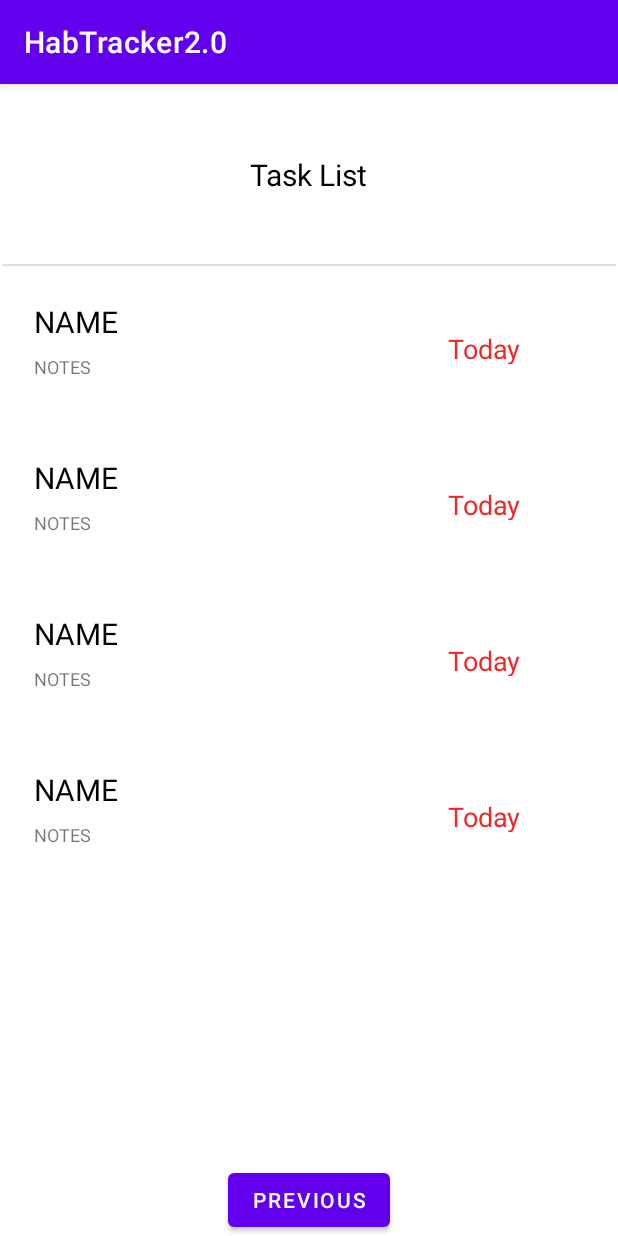
After one commit to MrYee4/HabTracker2.0, an Android app: the viewTasks screen opened directly, with no data from a screen before it, on a phone screen of 412 x 824 dp. The commit adds this screen. Run offline under Robolectric (Android 15) with nearby library versions, the phone set to English and light mode, and no system bars.

Commit message:
I have added implementation to see a list of tasks and I have used the RecyclerView.
I have added viewTasks.java, activity_view_tasks.xml, content_view_tasks.xml?, item_style.xml, DoesAdapter.java and I have modified Task.java and MainActivity.java.

I don't know what it is the other files. If these don't affect the main works, try to delete them.

```diff
--- a/app/src/main/AndroidManifest.xml
+++ b/app/src/main/AndroidManifest.xml
@@ -10,7 +10,8 @@
         android:roundIcon="@mipmap/ic_launcher_round"
         android:supportsRtl="true"
         android:theme="@style/Theme.HabTracker20">
-        <activity android:name=".CreateTask"/>
+        <activity android:name=".viewTasks" />
+        <activity android:name=".CreateTask" />
         <activity android:name=".CalendarDisplay" />
         <activity
             android:name=".MainActivity"
--- /dev/null
+++ b/app/src/main/java/com/example/habtracker20/DoesAdapter.java
@@ -0,0 +1,65 @@
+package com.example.habtracker20;
+
+import android.content.Context;
+import android.view.LayoutInflater;
+import android.view.View;
+import android.view.ViewGroup;
+import android.widget.TextView;
+
+import androidx.annotation.NonNull;
+import androidx.recyclerview.widget.RecyclerView;
+
+import java.util.ArrayList;
+
+public class DoesAdapter extends RecyclerView.Adapter<DoesAdapter.MyViewHolder>{
+
+    /*
+    This class is used to use RecyclerView
+    Taken from the video: https://www.youtube.com/watch?v=jTL6EDvrjn8
+
+    Connected to item_style.xml
+    Connected to viewTasks.java
+    Connected to Task.java
+     */
+
+    Context context;
+    ArrayList<Task> myTask;
+
+    public DoesAdapter(Context c, ArrayList<Task> sf) {
+        context = c;
+        myTask = sf;
+    }
+
+
+    @NonNull
+    @Override
+    public MyViewHolder onCreateViewHolder(@NonNull ViewGroup viewGroup, int viewType) {
+        return new MyViewHolder(LayoutInflater.from(context).inflate(R.layout.item_style,viewGroup, false));
+    }
+
+    @Override
+    public void onBindViewHolder(@NonNull MyViewHolder myViewHolder, int position) {
+        myViewHolder.titledoes.setText(myTask.get(position).getName());
+        myViewHolder.datedoes.setText((CharSequence) myTask.get(position).getTime());
+        myViewHolder.descdoes.setText(myTask.get(position).getNotes());
+
+    }
+
+    @Override
+    public int getItemCount() {
+        return myTask.size();
+    }
+
+    class MyViewHolder extends RecyclerView.ViewHolder {
+
+        TextView titledoes, descdoes, datedoes;
+
+        public MyViewHolder(@NonNull View itemView) {
+            super(itemView);
+            titledoes = (TextView) itemView.findViewById(R.id.titled);
+            descdoes = (TextView) itemView.findViewById(R.id.desd);
+            datedoes = (TextView) itemView.findViewById(R.id.dated);
+
+        }
+    }
+}
--- a/app/src/main/java/com/example/habtracker20/MainActivity.java
+++ b/app/src/main/java/com/example/habtracker20/MainActivity.java
@@ -38,6 +38,14 @@ public class MainActivity extends AppCompatActivity {
             startActivity(intent);
         });
 
+
+        // Go to viewTasks
+        Button tasks = findViewById(R.id.to_Tasks);
+        tasks.setOnClickListener(vew -> {
+            Intent intent1 = new Intent(MainActivity.this, viewTasks.class);
+            startActivity(intent1);
+        });
+
 /*
         FloatingActionButton fab = findViewById(R.id.fab);
         fab.setOnClickListener(new View.OnClickListener() {
--- a/app/src/main/java/com/example/habtracker20/Task.java
+++ b/app/src/main/java/com/example/habtracker20/Task.java
@@ -6,26 +6,28 @@ import java.util.Calendar;
 import java.util.Date;
 
 public class Task {
+
+    //Changed Data to String!
     private String name;
-    private Date time;
+    private String time;
     private String notes;
     private Boolean done;
     private String subtype;
 
-    public Task () {
-        this.name = "Habit";
-        this.time = Calendar.getInstance().getTime();
-        this.done = false;
-        this.subtype = null;
-    }
-
-    public Task (String name, Date time, String notes, String subtype) {
-        this.name = name;
-        this.time = time;
-        this.notes = notes;
-        this.done = false;
-        this.subtype = subtype;
-    }
+//    public Task(String title, String today, String subtitle, String rwrew) {
+//        this.name = "Habit";
+//        this.time = Calendar.getInstance().getTime();
+//        this.done = false;
+//        this.subtype = null;
+//    }
+//
+//    public Task (String name, Date time, String notes, String subtype) {
+//        this.name = name;
+//        this.time = time;
+//        this.notes = notes;
+//        this.done = false;
+//        this.subtype = subtype;
+//    }
 
     public void complete () {
         this.done = true;
@@ -39,9 +41,9 @@ public class Task {
 
     public void setName (String name) {this.name = name;}
 
-    public Date getTime () { return this.time;}
+    public String getTime () { return this.time;}
 
-    public void setDate (Date date) {this.time = date;}
+    public void setDate (String date) {this.time = date;}
 
     public String getNotes () {
         return this.notes;
--- /dev/null
+++ b/app/src/main/java/com/example/habtracker20/viewTasks.java
@@ -0,0 +1,86 @@
+package com.example.habtracker20;
+
+import android.content.Intent;
+import android.os.Bundle;
+
+import androidx.appcompat.app.AppCompatActivity;
+
+import android.util.Log;
+import android.view.View;
+import android.widget.Button;
+
+import androidx.recyclerview.widget.LinearLayoutManager;
+import androidx.recyclerview.widget.RecyclerView;
+
+import java.util.ArrayList;
+
+
+public class viewTasks extends AppCompatActivity {
+
+
+    /*
+    This class is used to show Tasks
+    Taken from the video: https://www.youtube.com/watch?v=jTL6EDvrjn8
+
+    Connected to DoesAdapter.java that use item_style.xml
+    Connected to Task.java
+
+     */
+
+    // Show tasks
+      // add data
+    RecyclerView ourtasks;
+    ArrayList<Task> list;
+    DoesAdapter doesAdapter;
+
+
+
+    @Override
+    protected void onCreate(Bundle savedInstanceState) {
+        Log.d("viewtasks", "OK");
+        super.onCreate(savedInstanceState);
+        setContentView(R.layout.activity_view_tasks);
+
+
+        ourtasks = findViewById(R.id.ourTasks);
+        ourtasks.setLayoutManager(new LinearLayoutManager(this));
+        list = new ArrayList<Task>();
+
+
+        // For test
+        for (int i = 0; i<10; i++) {
+            Task tsk = new Task();
+            tsk.setName("NAME");
+            tsk.setNotes("NOTES");
+            tsk.setDate("Today");
+
+            list.add(tsk);
+
+        }
+//        Task tsk = new Task();
+//        tsk.setName("NAME");
+//        tsk.setNotes("NOTES");
+//        tsk.setDate("TOday");
+
+//        list.add(tsk);
+
+
+        doesAdapter = new DoesAdapter(viewTasks.this, list);
+        ourtasks.setAdapter(doesAdapter);
+
+
+
+        // Button to go to Main
+        Button button = findViewById(R.id.button_second);
+        button.setOnClickListener(new View.OnClickListener() {
+            @Override
+            public void onClick(View view) {
+                Intent intent = new Intent (viewTasks.this, MainActivity.class);
+                startActivity(intent);
+            }
+        });
+    }
+
+
+
+}
--- /dev/null
+++ b/app/src/main/res/layout/activity_view_tasks.xml
@@ -0,0 +1,67 @@
+<?xml version="1.0" encoding="utf-8"?>
+<androidx.constraintlayout.widget.ConstraintLayout xmlns:android="http://schemas.android.com/apk/res/android"
+    xmlns:app="http://schemas.android.com/apk/res-auto"
+    xmlns:tools="http://schemas.android.com/tools"
+    android:layout_width="match_parent"
+    android:layout_height="match_parent"
+    android:scrollbarSize="20dp"
+    tools:context=".SecondFragment">
+
+    <Button
+        android:id="@+id/button_second"
+        android:layout_width="wrap_content"
+        android:layout_height="wrap_content"
+        android:text="@string/previous"
+        app:layout_constraintBottom_toBottomOf="parent"
+        app:layout_constraintEnd_toEndOf="parent"
+        app:layout_constraintStart_toStartOf="parent" />
+
+    <View
+        android:id="@+id/divider3"
+        android:layout_width="409dp"
+        android:layout_height="1dp"
+        android:layout_marginTop="120dp"
+        android:layout_marginEnd="1dp"
+        android:layout_marginRight="1dp"
+        android:background="?android:attr/listDivider"
+        app:layout_constraintEnd_toEndOf="parent"
+        app:layout_constraintTop_toTopOf="parent" />
+
+    <LinearLayout
+        android:layout_width="409dp"
+        android:layout_height="421dp"
+        android:layout_marginTop="1dp"
+        android:layout_marginEnd="1dp"
+        android:layout_marginRight="1dp"
+        android:orientation="vertical"
+        app:layout_constraintEnd_toEndOf="parent"
+        app:layout_constraintTop_toBottomOf="@+id/divider3">
+
+        <androidx.recyclerview.widget.RecyclerView
+            android:id="@+id/ourTasks"
+            android:layout_width="match_parent"
+            android:layout_height="match_parent" />
+
+        <View
+            android:id="@+id/divider2"
+            android:layout_width="409dp"
+            android:layout_height="1dp"
+            android:layout_marginEnd="1dp"
+            android:layout_marginRight="1dp"
+            android:layout_marginBottom="68dp"
+            android:background="?android:attr/listDivider" />
+    </LinearLayout>
+
+    <TextView
+        android:id="@+id/textView"
+        android:layout_width="wrap_content"
+        android:layout_height="wrap_content"
+        android:text="Task List"
+        android:textColor="#000000"
+        android:textSize="20sp"
+        app:layout_constraintBottom_toTopOf="@+id/divider3"
+        app:layout_constraintEnd_toEndOf="parent"
+        app:layout_constraintHorizontal_bias="0.5"
+        app:layout_constraintStart_toStartOf="parent"
+        app:layout_constraintTop_toTopOf="parent" />
+</androidx.constraintlayout.widget.ConstraintLayout>
--- /dev/null
+++ b/app/src/main/res/layout/content_view_tasks.xml
@@ -0,0 +1,19 @@
+<?xml version="1.0" encoding="utf-8"?>
+<androidx.constraintlayout.widget.ConstraintLayout xmlns:android="http://schemas.android.com/apk/res/android"
+    xmlns:app="http://schemas.android.com/apk/res-auto"
+    android:layout_width="match_parent"
+    android:layout_height="match_parent"
+    app:layout_behavior="@string/appbar_scrolling_view_behavior">
+
+    <fragment
+        android:id="@+id/nav_host_fragment_content_view_tasks"
+        android:name="androidx.navigation.fragment.NavHostFragment"
+        android:layout_width="0dp"
+        android:layout_height="0dp"
+        app:defaultNavHost="true"
+        app:layout_constraintBottom_toBottomOf="parent"
+        app:layout_constraintLeft_toLeftOf="parent"
+        app:layout_constraintRight_toRightOf="parent"
+        app:layout_constraintTop_toTopOf="parent"
+        app:navGraph="@navigation/nav_graph2" />
+</androidx.constraintlayout.widget.ConstraintLayout>
--- /dev/null
+++ b/app/src/main/res/layout/item_style.xml
@@ -0,0 +1,64 @@
+<?xml version="1.0" encoding="utf-8"?>
+<androidx.constraintlayout.widget.ConstraintLayout xmlns:android="http://schemas.android.com/apk/res/android"
+    xmlns:app="http://schemas.android.com/apk/res-auto"
+    xmlns:tools="http://schemas.android.com/tools"
+    android:layout_width="wrap_content"
+    android:layout_height="wrap_content">
+
+    <LinearLayout
+        android:layout_width="400dp"
+        android:layout_height="100dp"
+        android:layout_marginStart="5dp"
+        android:layout_marginLeft="5dp"
+        android:layout_marginTop="4dp"
+        android:orientation="horizontal"
+        app:layout_constraintStart_toStartOf="parent"
+        app:layout_constraintTop_toTopOf="parent">
+
+        <LinearLayout
+            android:layout_width="191dp"
+            android:layout_height="match_parent"
+            android:layout_marginLeft="16dp"
+            android:orientation="vertical">
+
+
+            <TextView
+                android:id="@+id/titled"
+                android:layout_width="wrap_content"
+                android:layout_height="wrap_content"
+                android:layout_marginTop="18dp"
+                android:text="Make this"
+                android:textColor="#000000"
+                android:textSize="20sp" />
+
+            <TextView
+                android:id="@+id/desd"
+                android:layout_width="wrap_content"
+                android:layout_height="wrap_content"
+                android:layout_marginTop="8dp"
+                android:text="Bbla bla bla bla"
+                android:textSize="12sp" />
+        </LinearLayout>
+
+        <LinearLayout
+            android:layout_width="match_parent"
+            android:layout_height="30dp"
+            android:layout_marginStart="25dp"
+            android:layout_marginLeft="25dp"
+            android:layout_marginTop="30dp"
+            android:orientation="vertical">
+
+            <TextView
+                android:id="@+id/dated"
+                android:layout_width="match_parent"
+                android:layout_height="wrap_content"
+                android:layout_gravity="center"
+                android:layout_marginTop="7dp"
+                android:gravity="center_horizontal"
+                android:text="Tomorrow"
+                android:textColor="#F42525"
+                android:textSize="18sp" />
+        </LinearLayout>
+
+    </LinearLayout>
+</androidx.constraintlayout.widget.ConstraintLayout>
--- a/app/src/main/res/values/dimens.xml
+++ b/app/src/main/res/values/dimens.xml
@@ -1,3 +1,6 @@
 <resources>
     <dimen name="fab_margin">16dp</dimen>
+    <!-- Default screen margins, per the Android Design guidelines. -->
+    <dimen name="activity_horizontal_margin">16dp</dimen>
+    <dimen name="activity_vertical_margin">16dp</dimen>
 </resources>
```
Also changed, not shown: app/build.gradle (+16 -4 lines).
